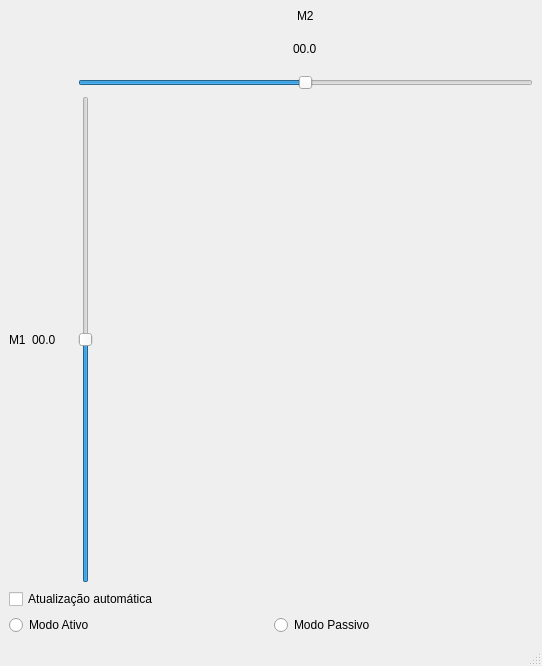
First picture: the form in debug/ui/motor_positioning.ui, repository pietroluongo/balance, before the edit.
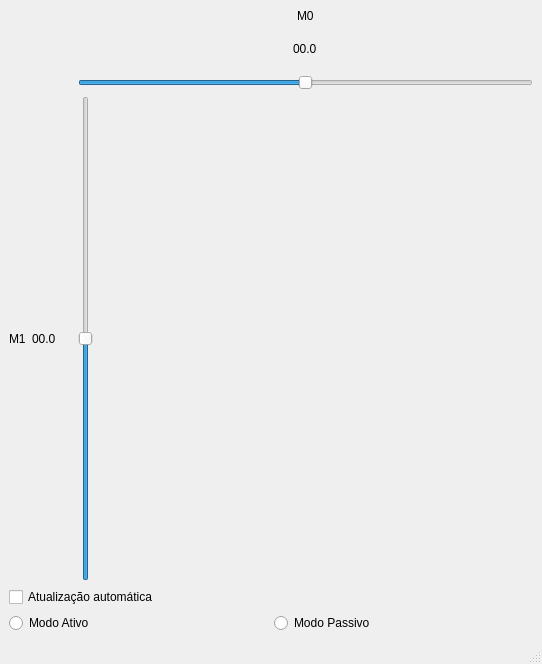
Second picture: the form after the edit.

Commit message: Updated PID control layout

Patch:
```diff
--- a/debug/ui/motor_positioning.ui
+++ b/debug/ui/motor_positioning.ui
@@ -7,7 +7,7 @@
     <x>0</x>
     <y>0</y>
     <width>542</width>
-    <height>666</height>
+    <height>664</height>
    </rect>
   </property>
   <property name="windowTitle">
@@ -19,43 +19,7 @@
   <widget class="QWidget" name="centralwidget">
    <layout class="QVBoxLayout" name="verticalLayout_2">
     <item>
-     <layout class="QGridLayout" name="gridLayout">
-      <item row="0" column="2" alignment="Qt::AlignHCenter">
-       <widget class="QLabel" name="label_2">
-        <property name="text">
-         <string>M2</string>
-        </property>
-       </widget>
-      </item>
-      <item row="3" column="1">
-       <widget class="QLabel" name="label_4">
-        <property name="minimumSize">
-         <size>
-          <width>40</width>
-          <height>0</height>
-         </size>
-        </property>
-        <property name="text">
-         <string>00.0</string>
-        </property>
-       </widget>
-      </item>
-      <item row="3" column="2">
-       <widget class="QSlider" name="verticalSlider">
-        <property name="maximum">
-         <number>100</number>
-        </property>
-        <property name="value">
-         <number>50</number>
-        </property>
-        <property name="tracking">
-         <bool>true</bool>
-        </property>
-        <property name="orientation">
-         <enum>Qt::Vertical</enum>
-        </property>
-       </widget>
-      </item>
+     <layout class="QGridLayout" name="mainLayout">
       <item row="1" column="2" alignment="Qt::AlignHCenter">
        <widget class="QLabel" name="label_3">
         <property name="minimumSize">
@@ -70,12 +34,19 @@
        </widget>
       </item>
       <item row="3" column="0">
-       <widget class="QLabel" name="label">
+       <widget class="QLabel" name="m1_label">
         <property name="text">
          <string>M1</string>
         </property>
        </widget>
       </item>
+      <item row="0" column="2" alignment="Qt::AlignHCenter">
+       <widget class="QLabel" name="m0_label">
+        <property name="text">
+         <string>M0</string>
+        </property>
+       </widget>
+      </item>
       <item row="2" column="2">
        <widget class="QSlider" name="horizontalSlider">
         <property name="maximum">
@@ -89,6 +60,35 @@
         </property>
        </widget>
       </item>
+      <item row="3" column="2">
+       <widget class="QSlider" name="m1_slider">
+        <property name="maximum">
+         <number>100</number>
+        </property>
+        <property name="value">
+         <number>50</number>
+        </property>
+        <property name="tracking">
+         <bool>true</bool>
+        </property>
+        <property name="orientation">
+         <enum>Qt::Vertical</enum>
+        </property>
+       </widget>
+      </item>
+      <item row="3" column="1">
+       <widget class="QLabel" name="m1_value">
+        <property name="minimumSize">
+         <size>
+          <width>40</width>
+          <height>0</height>
+         </size>
+        </property>
+        <property name="text">
+         <string>00.0</string>
+        </property>
+       </widget>
+      </item>
      </layout>
     </item>
     <item>
@@ -132,7 +132,11 @@
     </rect>
    </property>
   </widget>
-  <widget class="QStatusBar" name="statusbar"/>
+  <widget class="QStatusBar" name="statusbar">
+   <property name="sizeGripEnabled">
+    <bool>true</bool>
+   </property>
+  </widget>
  </widget>
  <resources/>
  <connections/>
```
Left out of the diff: 14 changed lines with no effect on the pictures. The commit also changes 4 other files.
